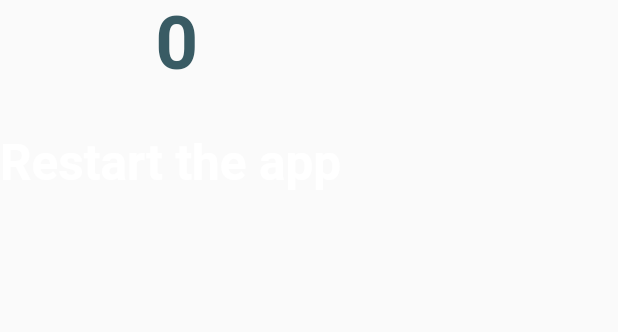
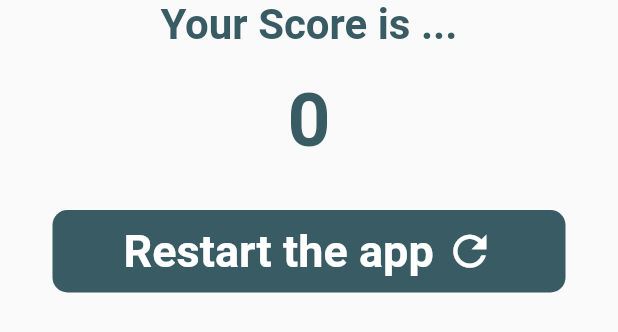
Before and after one commit to AB-Rhman/Quiz-App, a Flutter app: the Result widget shown alone on an empty page, opened directly, on a phone screen of 412 x 824 dp. Shown: the top 332 px of the screen. Run offline on Flutter 3.47's test engine with Material 2 defaults, Android fonts, the phone set to English and light mode, and no system bars.

Commit message:
Index Update

```diff
--- a/lib/Quistion.dart
+++ b/lib/Quistion.dart
@@ -9,13 +9,16 @@ class Question extends StatelessWidget {
   Widget build(BuildContext context) {
     return Provider.of<QuizProvider>(context).index <
             Provider.of<QuizProvider>(context).question.length
-        ? Text(
-            Provider.of<QuizProvider>(context)
-                .question[Provider.of<QuizProvider>(context).index],
-            style: TextStyle(
-              fontSize: 27,
-              color: Color(0xFFE7F6F2),
-            ))
+        ? Padding(
+          padding: const EdgeInsets.all(8.0),
+          child: Text(
+              Provider.of<QuizProvider>(context)
+                  .question[Provider.of<QuizProvider>(context).index],
+              style: TextStyle(
+                fontSize: 27,
+                color: Color(0xFFE7F6F2),
+              )),
+        )
         : Container();
   }
 }
--- a/lib/my_provider.dart
+++ b/lib/my_provider.dart
@@ -1,12 +1,10 @@
 import 'package:flutter/material.dart';
 
-class MyProvider extends ChangeNotifier{
-
+class MyProvider extends ChangeNotifier {
   int score = 0;
 
-  add(){
+  add() {
     score++;
     notifyListeners();
   }
-
 }
--- a/lib/quiz_provider.dart
+++ b/lib/quiz_provider.dart
@@ -11,19 +11,40 @@ class QuizProvider extends ChangeNotifier {
       {'answer': 'Red', 'score': 0},
     ],
     [
-      {'answer': 'Player 1', 'score': 10},
-      {'answer': 'Player 2', 'score': 0},
-    ],
-    [
       {'answer': 'Pizza', 'score': 10},
       {'answer': 'Burger', 'score': 0},
       {'answer': 'Pasta', 'score': 0},
     ],
+    [
+      {'answer': 'Alahly', 'score': 10},
+      {'answer': 'Zamalek', 'score': 0},
+      {'answer': 'Prymids', 'score': 0},
+      {'answer': 'Tanta', 'score': 0},
+    ],
+    [
+      {'answer': 'Alahly', 'score': 0},
+      {'answer': 'RealMadrid', 'score': 10},
+      {'answer': 'Barcalona', 'score': 0},
+    ],
+    [
+      {'answer': 'Salah', 'score': 10},
+      {'answer': 'Benzema', 'score': 0},
+      {'answer': 'Cr7', 'score': 0},
+      {'answer': 'Messi', 'score': 0},
+    ],
+    [
+      {'answer': 'Cortoua', 'score': 10},
+      {'answer': 'Alisson', 'score': 0},
+      {'answer': 'Mendy', 'score': 0},
+    ],
   ];
   List question = [
     "What's your fav color ?",
-    "What's your fav player ?",
-    "What's your fav meal ?"
+    "What's your fav meal ?",
+    "What's your fav club in Egypt ?",
+    "What's your fav club in the World ?",
+    "Who is the best player in the World ?",
+    "Who is the best GoalKeaper in the World ?"
   ];
 
   changeIndex() {
@@ -31,7 +52,7 @@ class QuizProvider extends ChangeNotifier {
     notifyListeners();
   }
 
-  addScore({required int newScore}){
+  addScore({required int newScore}) {
     score += newScore;
     notifyListeners();
   }
--- a/lib/result.dart
+++ b/lib/result.dart
@@ -8,9 +8,19 @@ class Result extends StatelessWidget {
     return Column(
       children: [
         Text(
+          'Your Score is ...',
+          style: TextStyle(
+              color: Color(0xFF395B64),
+              fontSize: 28,
+              fontWeight: FontWeight.bold),
+        ),
+        SizedBox(height: 18),
+        Text(
           '${context.read<QuizProvider>().score}',
           style: TextStyle(
-              color: Color(0xFF395B64), fontSize: 50, fontWeight: FontWeight.bold),
+              color: Color(0xFF395B64),
+              fontSize: 50,
+              fontWeight: FontWeight.bold),
         ),
         SizedBox(
           height: 30,
@@ -19,10 +29,32 @@ class Result extends StatelessWidget {
           onTap: () {
             context.read<QuizProvider>().restartApp();
           },
-          child: Text(
-            'Restart the app ',
-            style: TextStyle(
-                color: Colors.white ,fontSize: 33, fontWeight: FontWeight.bold),
+          child: Padding(
+            padding: const EdgeInsets.symmetric(horizontal: 35),
+            child: Container(
+              padding: EdgeInsets.all(10),
+              decoration: BoxDecoration(
+                  color: Color(0xFF395B64),
+                  borderRadius: BorderRadius.circular(10)),
+              child: Row(
+                mainAxisAlignment: MainAxisAlignment.center,
+                crossAxisAlignment: CrossAxisAlignment.center,
+                children: [
+                  Text(
+                    'Restart the app ',
+                    style: TextStyle(
+                        color: Colors.white,
+                        fontSize: 30,
+                        fontWeight: FontWeight.bold),
+                  ),
+                  Icon(
+                    Icons.refresh,
+                    size: 33,
+                    color: Colors.white,
+                  )
+                ],
+              ),
+            ),
           ),
         )
       ],
```
Also changed, not shown: lib/Answer.dart (+9 -8 lines), lib/Home.dart (+4 -8 lines), lib/main.dart (+5 -14 lines).
